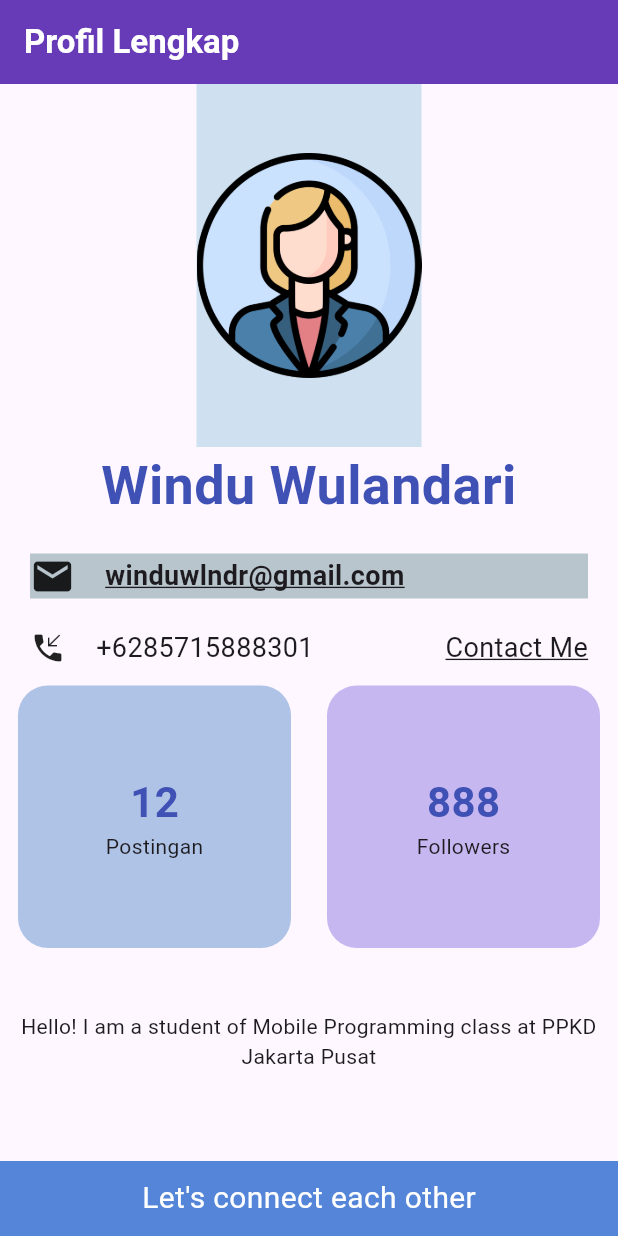
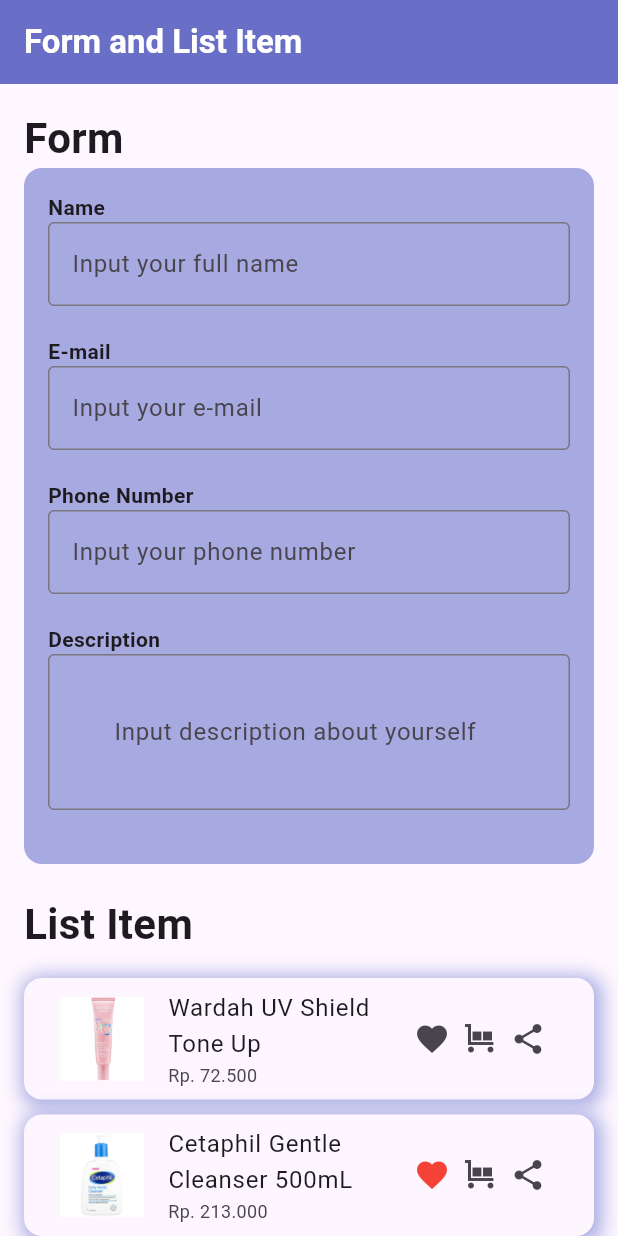
Before and after one commit to windwlndr/belajar_flutter_windu, a Flutter app: the screen it shows after launch, on a phone screen of 412 x 824 dp. Run offline on Flutter 3.47's test engine with Material 3 defaults, Android fonts, the phone set to English and light mode, and no system bars; Roboto replaces fonts that are missing (Times New Roman).

Commit message:
tugas 3 dan tugas 4 flutter

```diff
--- /dev/null
+++ b/lib/day10/tugas_3.dart
@@ -0,0 +1,121 @@
+import 'package:flutter/material.dart';
+
+class Tugas3 extends StatelessWidget {
+  const Tugas3({super.key});
+
+  @override
+  Widget build(BuildContext context) {
+    return Scaffold(
+      appBar: AppBar(
+        backgroundColor: Color(0xffAED6CF),
+        title: Text("Form and Gallery",
+        style: TextStyle(
+          fontWeight: FontWeight.bold),),),
+      body: SingleChildScrollView(
+        child: Column(
+          children: [
+            Padding(
+              padding: const EdgeInsets.all(12.0),
+                child: Column(
+                  crossAxisAlignment: CrossAxisAlignment.start,
+                  children: [
+                    Text("Form", style: TextStyle(
+                      fontSize: 28,
+                      fontWeight: FontWeight.bold
+                    ),),
+
+                    Container(
+                      padding: EdgeInsets.all(8.0),
+                      decoration: BoxDecoration(
+                        color: Color(0xff80A1BA),
+                        borderRadius: BorderRadius.circular(12)
+                      ),
+                      child: Column(
+                        crossAxisAlignment: CrossAxisAlignment.start,
+                        children: [
+                          Padding(
+                            padding: const EdgeInsets.all(8.0),
+                            child: Column(
+                              crossAxisAlignment: CrossAxisAlignment.start,
+                              children: [
+                                Text("Name", style: TextStyle(
+                                  fontWeight: FontWeight.bold,
+                                ),),
+                                TextField(decoration: InputDecoration(
+                                  border: OutlineInputBorder(),
+                                  hintText: "Input your full name"
+                                ),),
+
+                                Text("E-mail", style: TextStyle(
+                                  fontWeight: FontWeight.bold,
+                                ),),
+                                TextField(decoration: InputDecoration(
+                                  border: OutlineInputBorder(),
+                                  hintText: "Input your e-mail"
+                                ),),
+
+                                Text("Phone Number", style: TextStyle(
+                                  fontWeight: FontWeight.bold,
+                                ),),
+                                TextField(decoration: InputDecoration(
+                                  border: OutlineInputBorder(),
+                                  hintText: "Input your phone number"
+                                ),),
+
+                                Text("Description", style: TextStyle(
+                                  fontWeight: FontWeight.bold,
+                                ),),
+                                TextField(decoration: InputDecoration(
+                                  contentPadding: EdgeInsets.all(40),
+                                  border: OutlineInputBorder(),
+                                  hintText: "Input description about yourself",
+
+                                ),),
+                              ],
+                            ),
+                          ),
+                        ],
+                      ),
+                    ),
+
+                    SizedBox(height: 50,),
+                    Text("Gallery", style: TextStyle(
+                      fontSize: 28,
+                      fontWeight: FontWeight.bold
+                    ),),
+
+                    GridView.builder(
+                      shrinkWrap: true,
+                      physics: NeverScrollableScrollPhysics(),
+                      gridDelegate: const SliverGridDelegateWithFixedCrossAxisCount(
+                        crossAxisCount: 3,
+                        crossAxisSpacing: 8,
+                        mainAxisSpacing: 8,
+                      ),
+                      itemCount: 6,
+                      itemBuilder: (BuildContext context, int index) {
+                        return Container(
+                          decoration: BoxDecoration(
+                            color: Colors.blueGrey,
+                          ),
+                          child: Stack(
+                            alignment: AlignmentDirectional.center,
+                            children: [
+                              Text("+", style: TextStyle(
+                                fontSize: 56,
+                                color: const Color.fromARGB(255, 98, 110, 116)
+                              ),)
+                            ],
+                          ),
+                        );
+                      },
+                    ),
+                  ],
+                ),
+              ),
+          ],
+        ),
+      ),
+    );
+  }
+}
--- /dev/null
+++ b/lib/day10/tugas_4.dart
@@ -0,0 +1,323 @@
+import 'package:flutter/material.dart';
+
+class Tugas4 extends StatefulWidget {
+  const Tugas4({super.key});
+
+  @override
+  State<Tugas4> createState() => _Tugas4State();
+}
+
+class _Tugas4State extends State<Tugas4> {
+  @override
+  Widget build(BuildContext context) {
+    //bool ifSelected = false;
+    return Scaffold(
+      appBar: AppBar(backgroundColor: Color(0xff696FC7),
+        title: Text("Form and List Item",
+        style: TextStyle(
+          color: Colors.white,
+          fontWeight: FontWeight.bold),),
+        ),
+
+      body: ListView(
+        physics: BouncingScrollPhysics(),
+        padding: EdgeInsets.all(16),
+        children: [
+          Text("Form", style: TextStyle(
+                      fontSize: 28,
+                      fontWeight: FontWeight.bold
+                    ),),
+
+                    Container(
+                      padding: EdgeInsets.all(8.0),
+                      decoration: BoxDecoration(
+                        color: Color(0xffA7AAE1),
+                        borderRadius: BorderRadius.circular(12)
+                      ),
+                      child: Column(
+                        crossAxisAlignment: CrossAxisAlignment.start,
+                        children: [
+                          Padding(
+                            padding: const EdgeInsets.all(8.0),
+                            child: Column(
+                              crossAxisAlignment: CrossAxisAlignment.start,
+                              children: [
+                                Text("Name", style: TextStyle(
+                                  fontWeight: FontWeight.bold,
+                                ),),
+                                TextField(decoration: InputDecoration(
+                                  border: OutlineInputBorder(),
+                                  hintText: "Input your full name"
+                                ),),
+                                SizedBox(height: 20),
+
+                                Text("E-mail", style: TextStyle(
+                                  fontWeight: FontWeight.bold,
+                                ),),
+                                TextField(decoration: InputDecoration(
+                                  border: OutlineInputBorder(),
+                                  hintText: "Input your e-mail"
+                                ),),
+                                SizedBox(height: 20),
+
+
+                                Text("Phone Number", style: TextStyle(
+                                  fontWeight: FontWeight.bold,
+                                ),),
+                                TextField(decoration: InputDecoration(
+                                  border: OutlineInputBorder(),
+                                  hintText: "Input your phone number"
+                                ),),
+                                SizedBox(height: 20),
+
+
+                                Text("Description", style: TextStyle(
+                                  fontWeight: FontWeight.bold,
+                                ),),
+                                TextField(decoration: InputDecoration(
+                                  contentPadding: EdgeInsets.all(40),
+                                  border: OutlineInputBorder(),
+                                  hintText: "Input description about yourself",
+                                ),),
+                                SizedBox(height: 20),
+                              ],
+                            ),
+                          ),
+                        ],
+                      ),
+                    ),
+                    SizedBox(height: 20),
+
+                    Text("List Item", style: TextStyle(
+                      fontSize: 28,
+                      fontWeight: FontWeight.bold
+                    ),),
+                    SizedBox(height: 16),
+
+                    //Item 1
+                    Container(
+                      padding: EdgeInsets.only(left: 8, right: 8),
+                      decoration: BoxDecoration(
+                        color: const Color.fromARGB(255, 253, 246, 255),
+                        borderRadius: BorderRadius.circular(12),
+                        boxShadow: [
+                          BoxShadow(
+                            color: Color(0xffA7AAE1),
+                            offset: Offset(2, 2),
+                            spreadRadius: 3,
+                            blurRadius: 10,
+                            )]
+                      ),
+
+                      child: ListTile(
+                        leading: Image.asset("assets/images/uv_shield_tone_up_sunscreen-min.png"),
+                        title: Text(
+                          "Wardah UV Shield Tone Up",
+                          style: TextStyle(
+                            fontSize: 16,
+                          ),),
+                        subtitle: Text(
+                          "Rp. 72.500",
+                          style: TextStyle(
+                            fontSize: 12
+                          ),
+                        ),
+                        trailing:
+                        Row(
+                          mainAxisSize: MainAxisSize.min,
+                          children: [
+                            // IconButton(onPressed: ()
+                            // {
+                            //   setState(() {
+                            //   !ifSelected;
+
+                            //   });
+                            // },
+                            // icon: ifSelected ? Icon( Icons.favorite  ) : Icon(Icons.mail)),
+                            Icon(Icons.favorite),
+                            SizedBox(width: 8,),
+                            Icon(Icons.trolley),
+                            SizedBox(width: 8,),
+                            Icon(Icons.share)
+                          ],
+                        ),
+                      )
+                      ),
+                    SizedBox(height: 10),
+
+                    //Item 2
+                      Container(
+                      padding: EdgeInsets.only(left: 8, right: 8),
+                      decoration: BoxDecoration(
+                        color: const Color.fromARGB(255, 253, 246, 255),
+                        borderRadius: BorderRadius.circular(12),
+                        boxShadow: [
+                          BoxShadow(
+                            color: Color(0xffA7AAE1),
+                            offset: Offset(2, 2),
+                            spreadRadius: 3,
+                            blurRadius: 10,
+                            )]
+                      ),
+
+                      child: ListTile(
+                        leading: Image.asset("assets/images/cetaphil.jpg"),
+                        title: Text(
+                          "Cetaphil Gentle Cleanser 500mL",
+                          style: TextStyle(
+                            fontSize: 16
+                          ),),
+                        subtitle: Text(
+                          "Rp. 213.000",
+                          style: TextStyle(
+                            fontSize: 12
+                          ),
+                        ),
+                        trailing:
+                        Row(
+                          mainAxisSize: MainAxisSize.min,
+                          children: [
+                            Icon(Icons.favorite, color: Colors.red),
+                            SizedBox(width: 8,),
+                            Icon(Icons.trolley),
+                            SizedBox(width: 8,),
+                            Icon(Icons.share)
+                          ],
+                        ),
+                      )
+                      ),
+                    SizedBox(height: 10),
+
+                    //Item 3
+                      Container(
+                      padding: EdgeInsets.only(left: 8, right: 8),
+                      decoration: BoxDecoration(
+                        color: const Color.fromARGB(255, 253, 246, 255),
+                        borderRadius: BorderRadius.circular(12),
+                        boxShadow: [
+                          BoxShadow(
+                            color: Color(0xffA7AAE1),
+                            offset: Offset(2, 2),
+                            spreadRadius: 3,
+                            blurRadius: 10,
+                            )]
+                      ),
+
+                      child: ListTile(
+                        leading: Image.asset("assets/images/Hyalucera_Moisturizer_Gel-01.jpg"),
+                        title: Text(
+                          "The Originote Hyallucera Moisturizer 30mL",
+                          style: TextStyle(
+                            fontSize: 16
+                          ),),
+                        subtitle: Text(
+                          "Rp. 42.000",
+                          style: TextStyle(
+                            fontSize: 12
+                          ),
+                        ),
+                        trailing:
+                        Row(
+                          mainAxisSize: MainAxisSize.min,
+                          children: [
+                            Icon(Icons.favorite),
+                            SizedBox(width: 8,),
+                            Icon(Icons.trolley),
+                            SizedBox(width: 8,),
+                            Icon(Icons.share)
+                          ],
+                        ),
+                      )
+                      ),
+                    SizedBox(height: 10),
+
+                    //Item 4
+                      Container(
+                      padding: EdgeInsets.only(left: 8, right: 8),
+                      decoration: BoxDecoration(
+                        color: const Color.fromARGB(255, 253, 246, 255),
+                        borderRadius: BorderRadius.circular(12),
+                        boxShadow: [
+                          BoxShadow(
+                            color: Color(0xffA7AAE1),
+                            offset: Offset(2, 2),
+                            spreadRadius: 3,
+                            blurRadius: 10,
+                            )]
+                      ),
+
+                      child: ListTile(
+                        leading: Image.asset("assets/images/H-llow_Clarifying_Toner-18.jpg"),
+                        title: Text(
+                          "The Originote H-llow Clarifying Toner",
+                          style: TextStyle(
+                            fontSize: 16
+                          ),),
+                        subtitle: Text(
+                          "Rp. 39.900",
+                          style: TextStyle(
+                            fontSize: 12
+                          ),
+                        ),
+                        trailing:
+                        Row(
+                          mainAxisSize: MainAxisSize.min,
+                          children: [
+                            Icon(Icons.favorite),
+                            SizedBox(width: 8,),
+                            Icon(Icons.trolley),
+                            SizedBox(width: 8,),
+                            Icon(Icons.share)
+                          ],
+                        ),
+                      )
+                      ),
+                    SizedBox(height: 10),
+
+                    //Item 5
+                      Container(
+                      padding: EdgeInsets.only(left: 8, right: 8),
+                      decoration: BoxDecoration(
+                        color: const Color.fromARGB(255, 253, 246, 255),
+                        borderRadius: BorderRadius.circular(12),
+                        boxShadow: [
+                          BoxShadow(
+                            color: Color(0xffA7AAE1),
+                            offset: Offset(2, 2),
+                            spreadRadius: 3,
+                            blurRadius: 10,
+                            )]
+                      ),
+
+                      child: ListTile(
+                        leading: Image.asset("assets/images/wardah micellar water.png"),
+                        title: Text(
+                          "Wardah Calm&Soothe Micellar Water 400mL",
+                          style: TextStyle(
+                            fontSize: 16
+                          ),),
+                        subtitle: Text(
+                          "Rp. 97.000",
+                          style: TextStyle(
+                            fontSize: 12
+                          ),
+                        ),
+                        trailing:
+                        Row(
+                          mainAxisSize: MainAxisSize.min,
+                          children: [
+                            Icon(Icons.favorite, color: Colors.red),
+                            SizedBox(width: 8,),
+                            Icon(Icons.trolley),
+                            SizedBox(width: 8,),
+                            Icon(Icons.share)
+                          ],
+                        ),
+                      )
+                      ),
+        ],
+      ),
+    );
+
+  }
+}
--- a/lib/main.dart
+++ b/lib/main.dart
@@ -1,3 +1,5 @@
+import 'package:belajar_flutter_windu/day10/tugas_3.dart';
+import 'package:belajar_flutter_windu/day10/tugas_4.dart';
 import 'package:belajar_flutter_windu/day7/tugas_1.dart';
 import 'package:belajar_flutter_windu/day9/tugas_2.dart';
 import 'package:flutter/material.dart';
@@ -32,7 +34,7 @@ class MyApp extends StatelessWidget {
         // tested with just a hot reload.
         colorScheme: ColorScheme.fromSeed(seedColor: Colors.deepPurple),
       ),
-      home: LayoutProfilLengkap(),
+      home: Tugas4(),
     );
   }
 }
```
Also changed, not shown: assets/images/H-llow_Clarifying_Toner-18.jpg (added), assets/images/Hyalucera_Moisturizer_Gel-01.jpg (added), assets/images/cetaphil.jpg (added), assets/images/uv_shield_tone_up_sunscreen-min.png (added), assets/images/wardah micellar water.png (added).
